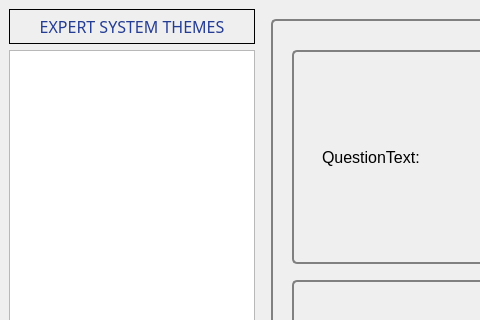
The window that GUI/MainWindow.ui (bronya2057/ExpertSystemPyLab) describes before a commit, drawn with Qt 5; both pictures show x 0 to 480 and y 0 to 320 of the 1020 by 600 pixel window.
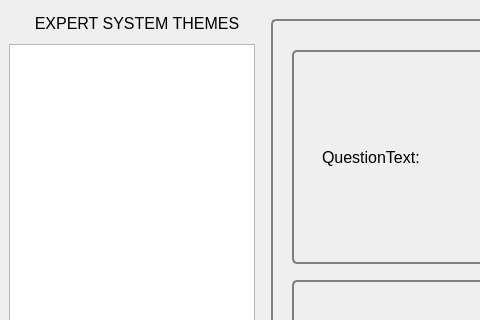
The same window after the commit. Icons and pictures are not drawn.

What changed in the file:
```diff
--- a/GUI/MainWindow.ui
+++ b/GUI/MainWindow.ui
@@ -240,36 +240,6 @@
       </property>
      </widget>
     </item>
-    <item row="0" column="0">
-     <widget class="QLabel" name="lblThemes">
-      <property name="font">
-       <font>
-        <family>Trebuchet MS</family>
-        <pointsize>-1</pointsize>
-        <stylestrategy>PreferDefault</stylestrategy>
-       </font>
-      </property>
-      <property name="styleSheet">
-       <string notr="true">QLabel{
-	font-family:&quot;Trebuchet MS&quot;;
-	font-color:#333;
-    color: #253c93;	
-border: 1px solid black;
-margin-right:10px;
-
-}</string>
-      </property>
-      <property name="text">
-       <string>EXPERT SYSTEM THEMES</string>
-      </property>
-      <property name="textFormat">
-       <enum>Qt::AutoText</enum>
-      </property>
-      <property name="alignment">
-       <set>Qt::AlignCenter</set>
-      </property>
-     </widget>
-    </item>
     <item row="0" column="1" rowspan="2">
      <widget class="QGroupBox" name="gBMain">
       <property name="styleSheet">
@@ -341,6 +311,16 @@
       </layout>
      </widget>
     </item>
+    <item row="0" column="0">
+     <widget class="QLabel" name="lblThemes">
+      <property name="text">
+       <string>EXPERT SYSTEM THEMES</string>
+      </property>
+      <property name="alignment">
+       <set>Qt::AlignCenter</set>
+      </property>
+     </widget>
+    </item>
    </layout>
   </widget>
   <widget class="QMenuBar" name="menubar">
```
